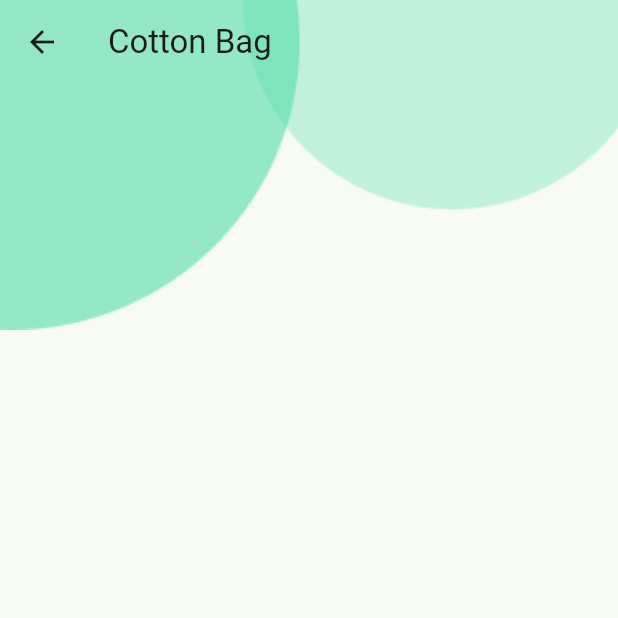
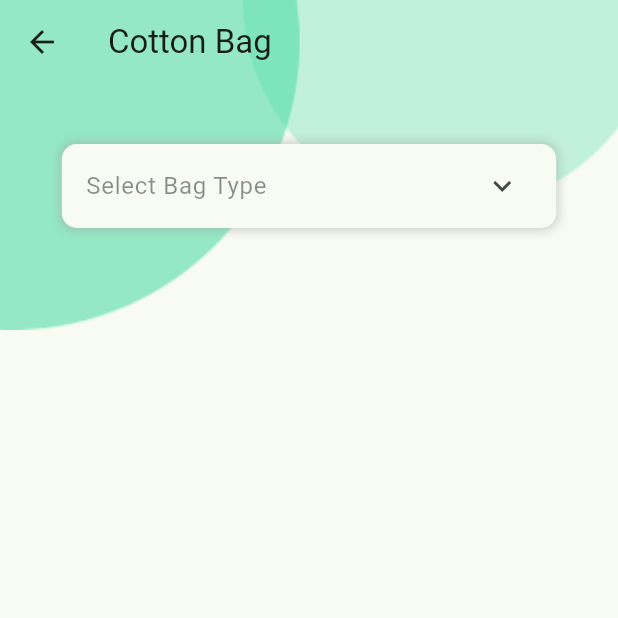
Before and after one commit to Siarc/silme, a Flutter app: the CottonScreen screen opened by its route, on a phone screen of 412 x 824 dp, the top half of it. Run offline on Flutter 3.47's test engine with Material 2 defaults, Android fonts, the phone set to English and light mode, and no system bars; our stand-ins replace go_router, hooks_riverpod, riverpod_annotation, shared_preferences; accounts and stored records are empty; generated files the repository leaves out were written again.

Commit message:
added cuttom dropdown

```diff
--- a/lib/features/cotton/presentation/cotton_screen.dart
+++ b/lib/features/cotton/presentation/cotton_screen.dart
@@ -1,5 +1,6 @@
 import 'package:flutter/material.dart';
 import 'package:hooks_riverpod/hooks_riverpod.dart';
+import 'package:silme/features/cotton/presentation/cotton_type_dropdown.dart';
 
 ///
 class CottonScreen extends ConsumerWidget {
@@ -8,6 +9,7 @@ class CottonScreen extends ConsumerWidget {
 
   @override
   Widget build(BuildContext context, WidgetRef ref) {
+    final size = MediaQuery.of(context).size;
     return Scaffold(
       body: Stack(
         children: [
@@ -25,7 +27,15 @@ class CottonScreen extends ConsumerWidget {
               backgroundColor: Colors.transparent,
               title: const Text('Cotton Bag'),
             ),
-            body: Container(),
+            body: Container(
+              padding: const EdgeInsets.only(top: 40),
+              width: size.width,
+              child: Column(
+                children: [
+                  CottonTypeDropdown(),
+                ],
+              ),
+            ),
           ),
         ],
       ),
--- /dev/null
+++ b/lib/features/cotton/presentation/cotton_type_dropdown.dart
@@ -0,0 +1,74 @@
+import 'package:flutter/material.dart';
+import 'package:hooks_riverpod/hooks_riverpod.dart';
+import 'package:silme/features/cotton/provider/cotton_type_provider.dart';
+
+/// Custom dropdown widget for cotton type bags
+class CottonTypeDropdown extends ConsumerWidget {
+  /// Default Constructor
+  CottonTypeDropdown({super.key});
+
+  final List<String> _items = [
+    'Cotton 1',
+    'Cotton 2',
+    'Cotton 3',
+  ];
+
+  @override
+  Widget build(BuildContext context, WidgetRef ref) {
+    final size = MediaQuery.of(context).size;
+    final selectedItem = ref.watch(cottonTypeProvider);
+    return Container(
+      decoration: BoxDecoration(
+        borderRadius: BorderRadius.circular(10),
+        color: Theme.of(context).colorScheme.surface,
+        boxShadow: [
+          BoxShadow(
+            color: Colors.grey.withOpacity(0.5),
+            spreadRadius: 1,
+            blurRadius: 5,
+          ),
+        ],
+      ),
+      width: size.width * 0.8,
+      child: PopupMenuButton(
+        shape: RoundedRectangleBorder(
+          borderRadius: BorderRadius.circular(10),
+        ),
+        offset: const Offset(0, 62),
+        onSelected: (value) {
+          ref.read(cottonTypeProvider.notifier).setCottonType(value);
+        },
+        itemBuilder: (BuildContext context) {
+          return _items.map((String item) {
+            return PopupMenuItem(
+              padding: EdgeInsets.zero,
+              value: item,
+              child: Container(
+                width: size.width * 0.8,
+                color: selectedItem == item
+                    ? Theme.of(context).colorScheme.secondary.withOpacity(0.2)
+                    : null,
+                child: ListTile(
+                  title: Text(item),
+                  trailing:
+                      selectedItem == item ? const Icon(Icons.check) : null,
+                ),
+              ),
+            );
+          }).toList();
+        },
+        child: ListTile(
+          title: Text(
+            selectedItem,
+            style: TextStyle(
+              color: selectedItem == 'Select Bag Type'
+                  ? Theme.of(context).colorScheme.onSurface.withOpacity(0.5)
+                  : Theme.of(context).colorScheme.onSurface,
+            ),
+          ),
+          trailing: const Icon(Icons.keyboard_arrow_down_sharp),
+        ),
+      ),
+    );
+  }
+}
--- /dev/null
+++ b/lib/features/cotton/provider/cotton_type_provider.dart
@@ -0,0 +1,19 @@
+// ignore_for_file: use_setters_to_change_properties
+
+import 'package:riverpod_annotation/riverpod_annotation.dart';
+
+part 'cotton_type_provider.g.dart';
+
+/// Selected cotton type bag
+@riverpod
+class CottonType extends _$CottonType {
+  @override
+  String build() {
+    return 'Select Bag Type';
+  }
+
+  /// Set cotton type bag
+  void setCottonType(String value) {
+    state = value;
+  }
+}
```
Also changed, not shown: lib/features/cotton/provider/cotton_type_provider.g.dart (added).
